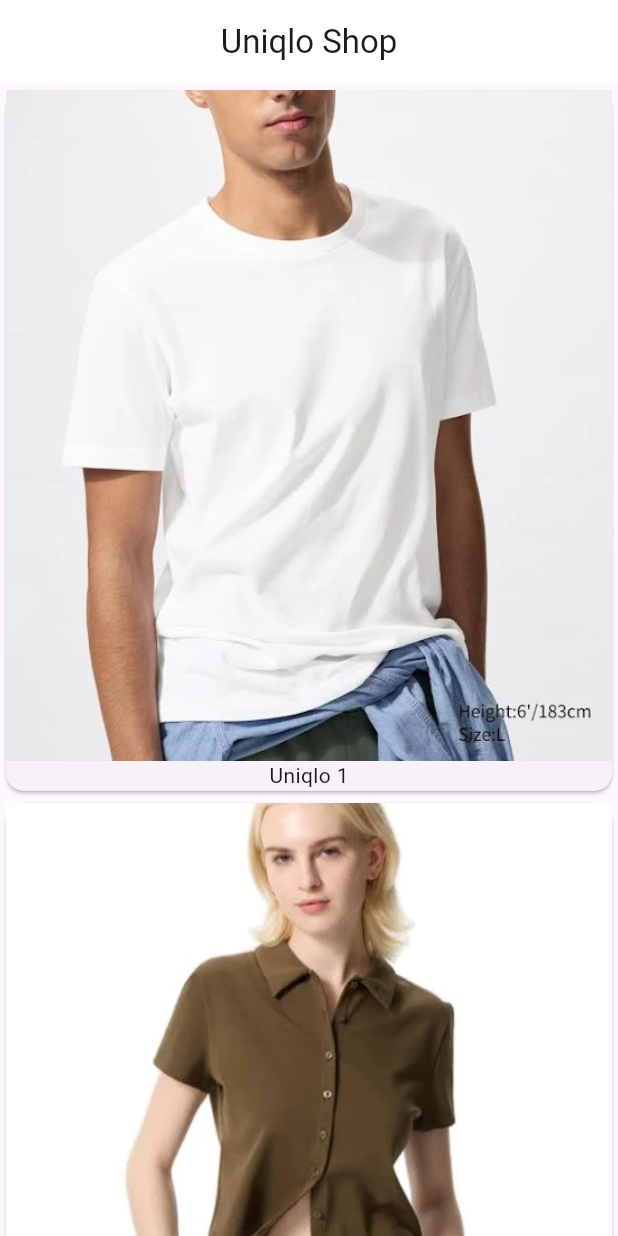
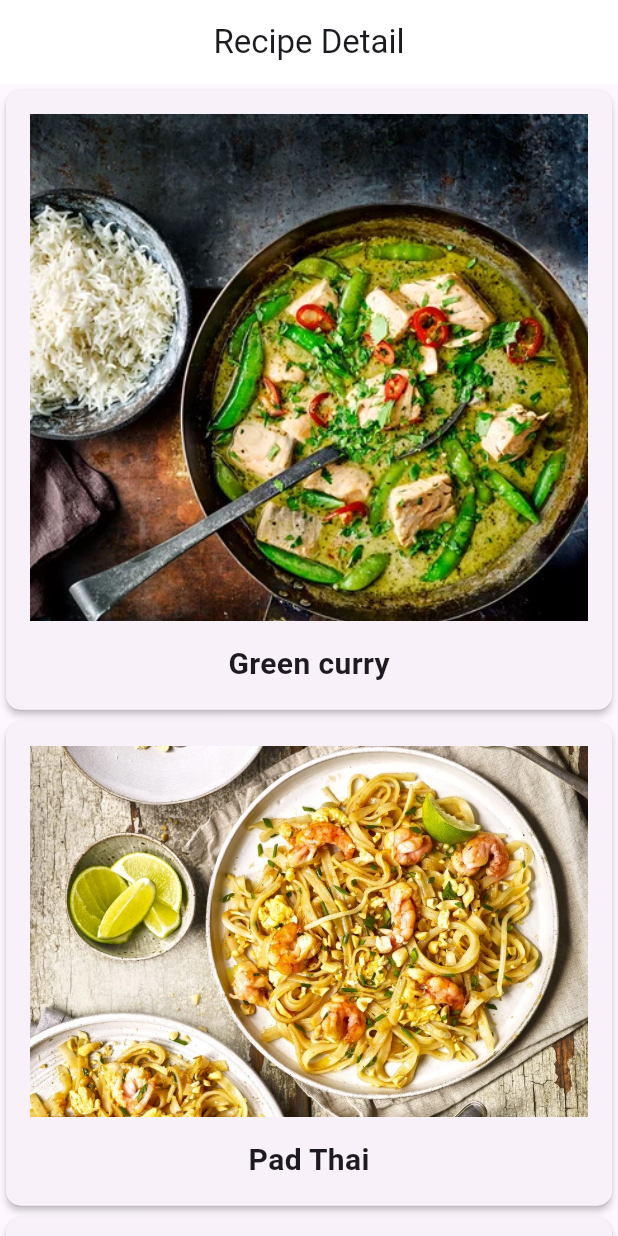
Before and after one commit to mrarmmy-source/myapp, a Flutter app: the screen it shows after launch, on a phone screen of 412 x 824 dp. Run offline on Flutter 3.47's test engine with Material 3 defaults, Android fonts, the phone set to English and light mode, and no system bars; Roboto replaces fonts that are missing (Palatino).

Commit message:
Update recipe Slider

```diff
--- /dev/null
+++ b/lib/Models/ingredient.dart
@@ -0,0 +1,8 @@
+class Ingredient {
+String name; // Name of the ingredient (e.g., "Sugar")
+int quantity; // Quantity of the ingredient (e.g., "2")
+String unit; // Unit of measurement (e.g., "cups")
+
+ // Constructor
+Ingredient({required this.name, required this.quantity, required this.unit});
+}
--- a/lib/Models/recipe.dart
+++ b/lib/Models/recipe.dart
@@ -1,20 +1,72 @@
+import 'package:myapp/Models/ingredient.dart';
+
 class Recipe {
-  String imgLabel; // Label for the image
-  String imageUrl; // URL of the image
+  final String imgLabel; // Label for the image
+  final String imageUrl;
+  final String description; // URL of the image
+  List<Ingredient> ingredients;
 
   // Constructor
-  Recipe(this.imageUrl, this.imgLabel);
+  Recipe(this.imageUrl, this.imgLabel, this.description, this.ingredients);
 
   static List<Recipe> samples = [
-    Recipe('assets/images/Uniqlo1.webp', 'Uniqlo 1'),
-    Recipe('assets/images/Uniqlo2.webp', 'Uniqlo 2'),
-    Recipe('assets/images/Uniqlo3.webp', 'Uniqlo 3'),
-    Recipe('assets/images/Uniqlo4.webp', 'Uniqlo 4'),
-    Recipe('assets/images/Uniqlo5.webp', 'Uniqlo 5'),
-    Recipe('assets/images/Uniqlo6.webp', 'Uniqlo 6'),
-    Recipe('assets/images/Uniqlo7.webp', 'Uniqlo 7'),
-    Recipe('assets/images/Uniqlo8.webp', 'Uniqlo 8'),
-    Recipe('assets/images/Uniqlo9.webp', 'Uniqlo 9'),
-    Recipe('assets/images/Uniqlo10.webp', 'Uniqlo 10'),
+    Recipe(
+      'assets/images/Green curry.webp',
+      'Green curry',
+      'A rich and spicy Thai green curry made with coconut milk, fresh herbs, and vegetables.',
+      [
+        Ingredient(name: 'Chicken breast', quantity: 300, unit: 'g'),
+        Ingredient(name: 'Green curry paste', quantity: 2, unit: 'tbsp'),
+        Ingredient(name: 'Coconut milk', quantity: 2, unit: 'cups'),
+        Ingredient(name: 'Thai eggplant', quantity: 4, unit: ''),
+        Ingredient(name: 'Kaffir lime leaves', quantity: 3, unit: ''),
+        Ingredient(name: 'Fish sauce', quantity: 1, unit: 'tbsp'),
+        Ingredient(name: 'Palm sugar', quantity: 1, unit: 'tsp'),
+        Ingredient(name: 'Thai basil', quantity: 1, unit: 'handful'),
+      ],
+    ),
+    Recipe(
+      'assets/images/Pad Thai.webp',
+      'Pad Thai',
+      'A classic Thai stir-fried noodle dish with a sweet, sour, and savory sauce, topped with peanuts.',
+      [
+        Ingredient(name: 'Aubergines', quantity: 2, unit: ''),
+        Ingredient(name: 'Jungle curry paste', quantity: 2, unit: 'tbsp'),
+        Ingredient(name: 'Vegetable stock', quantity: 2, unit: 'cups'),
+        Ingredient(name: 'Kaffir lime leaves', quantity: 3, unit: ''),
+        Ingredient(name: 'Thai chilies', quantity: 2, unit: ''),
+        Ingredient(name: 'Fish sauce', quantity: 1, unit: 'tbsp'),
+        Ingredient(name: 'Thai basil', quantity: 1, unit: 'handful'),
+      ],
+    ),
+    Recipe(
+      'assets/images/Pumpkin Curry.webp',
+      'Pumpkin Curry',
+      'A creamy Thai curry cooked with tender pumpkin, coconut milk, and aromatic spices.',
+      [
+        Ingredient(name: 'Pumpkin', quantity: 300, unit: 'g'),
+        Ingredient(name: 'Red curry paste', quantity: 2, unit: 'tbsp'),
+        Ingredient(name: 'Coconut milk', quantity: 2, unit: 'cups'),
+        Ingredient(name: 'Chicken thigh', quantity: 250, unit: 'g'),
+        Ingredient(name: 'Fish sauce', quantity: 1, unit: 'tbsp'),
+        Ingredient(name: 'Palm sugar', quantity: 1, unit: 'tsp'),
+        Ingredient(name: 'Thai basil', quantity: 1, unit: 'handful'),
+      ],
+    ),
+    Recipe(
+      'assets/images/Crying tiger beef salad.webp',
+      'Crying tiger beef salad',
+      'A spicy and tangy Thai grilled beef salad mixed with herbs, lime juice, and roasted rice powder.',
+      [
+        Ingredient(name: 'Grilled beef', quantity: 300, unit: 'g'),
+        Ingredient(name: 'Shallots', quantity: 3, unit: ''),
+        Ingredient(name: 'Mint leaves', quantity: 1, unit: 'handful'),
+        Ingredient(name: 'Coriander', quantity: 1, unit: 'handful'),
+        Ingredient(name: 'Roasted rice powder', quantity: 1, unit: 'tbsp'),
+        Ingredient(name: 'Fish sauce', quantity: 2, unit: 'tbsp'),
+        Ingredient(name: 'Lime juice', quantity: 2, unit: 'tbsp'),
+        Ingredient(name: 'Chili flakes', quantity: 1, unit: 'tsp'),
+      ],
+    ),
   ];
 }
--- a/lib/main.dart
+++ b/lib/main.dart
@@ -1,5 +1,6 @@
 import 'package:flutter/material.dart';
 import 'package:myapp/Models/recipe.dart';
+import 'package:myapp/recipe_detail.dart';
 
 void main() {
   runApp(const RecipeApp());
@@ -17,7 +18,7 @@ class RecipeApp extends StatelessWidget {
         appBarTheme: const AppBarTheme(centerTitle: true),
         colorScheme: ColorScheme.fromSeed(seedColor: Colors.deepPurple),
       ),
-      home: const MyHomePage(title: 'Uniqlo Shop'),
+      home: const MyHomePage(title: 'Recipe Detail'),
     );
   }
 }
@@ -39,7 +40,20 @@ class _MyHomePageState extends State<MyHomePage> {
           child: ListView.builder(
             itemCount: Recipe.samples.length,
             itemBuilder: (BuildContext context, int index) {
-              return buildRecipeCard(Recipe.samples[index]);
+              return GestureDetector(
+                onTap: () {
+                  print('You tapped on ${Recipe.samples[index].imgLabel}');
+                  Navigator.push(
+                    context,
+                    MaterialPageRoute(
+                      builder: (context) {
+                        return RecipeDetail(recipe: Recipe.samples[index]);
+                      },
+                    ),
+                  );
+                },
+                child: buildRecipeCard(Recipe.samples[index]),
+              );
             },
           ),
         ),
@@ -49,11 +63,22 @@ class _MyHomePageState extends State<MyHomePage> {
 
   Widget buildRecipeCard(Recipe recipe) {
     return Card(
-      child: Column(
-        children: <Widget>[
-          Image(image: AssetImage(recipe.imageUrl)),
-          Text(recipe.imgLabel),
-        ],
+      elevation: 2.0,
+      shape: RoundedRectangleBorder(borderRadius: BorderRadius.circular(10.0)),
+      child: Padding(
+        padding: const EdgeInsets.all(16.0),
+        child: Column(
+          children: <Widget>[
+            Image(image: AssetImage(recipe.imageUrl)),
+            const SizedBox(height: 14.0),
+            Text(recipe.imgLabel,
+            style: const TextStyle(
+                fontSize: 20.0,
+                fontWeight: FontWeight.w700,
+                fontFamily: 'Palatino',
+            )),
+          ],
+        ),
       ),
     );
   }
```
Also changed, not shown: lib/recipe_detail.dart (added, +88 -0 lines), assets/images/Crying tiger beef salad.webp (renamed from assets/images/image5.webp), assets/images/Green curry.webp (renamed from assets/images/image1.webp), assets/images/Pad Thai.webp (renamed from assets/images/image2.webp), assets/images/Pumpkin Curry.webp (renamed from assets/images/image3.webp), 1 other file.
